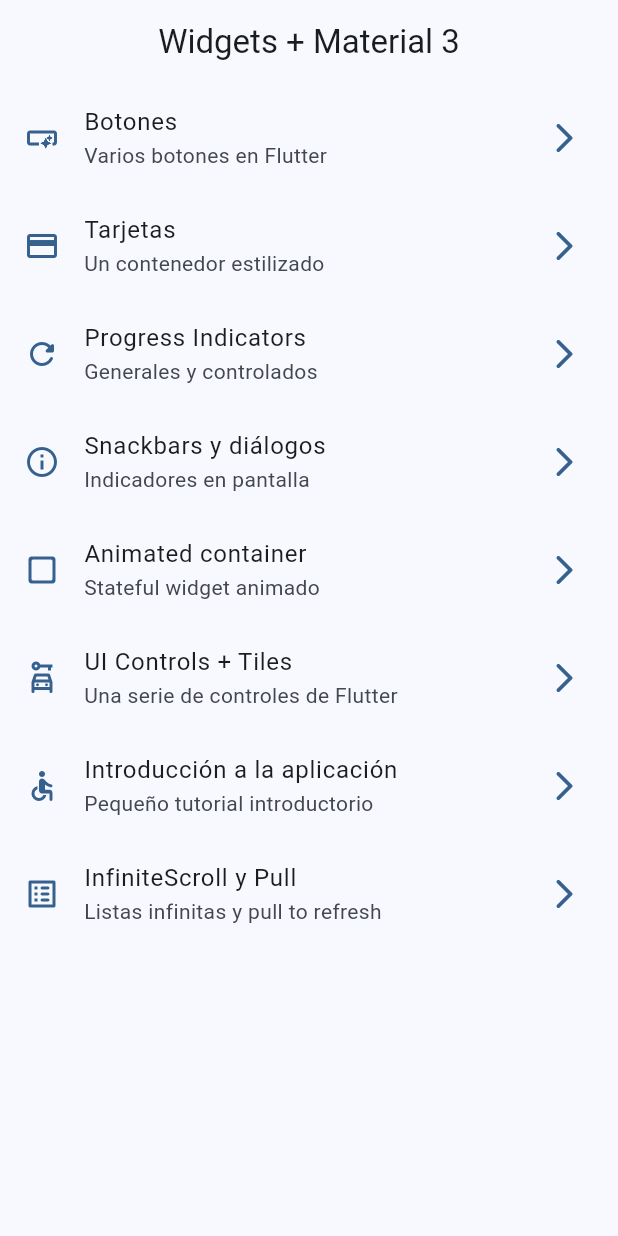
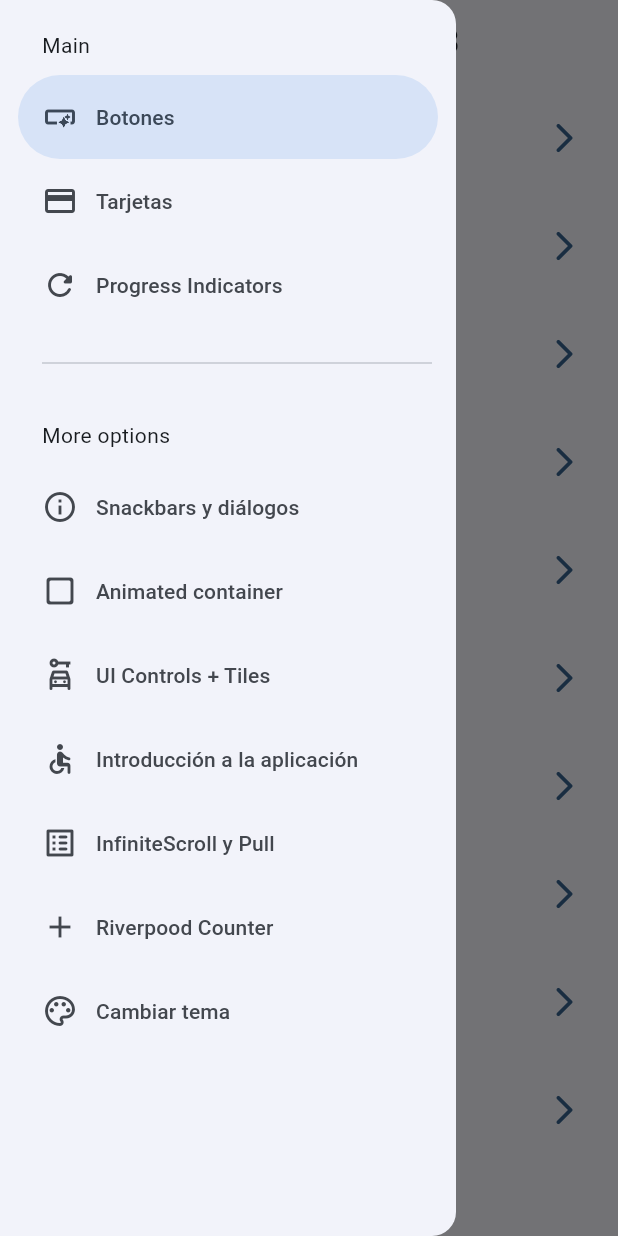
Before and after one commit to JovacDev/widgets_app, a Flutter app: the screen it shows after launch, with the side drawer open (before the commit the screen has no drawer), on a phone screen of 412 x 824 dp. Run offline on Flutter 3.47's test engine with Material 2 defaults, Android fonts, the phone set to English and light mode, and no system bars; our stand-ins replace animate_do, flutter_riverpod, go_router.

Commit message:
before state notifier

```diff
--- a/lib/config/menu/menu_items.dart
+++ b/lib/config/menu/menu_items.dart
@@ -54,4 +54,14 @@ const appMenuItems = <MenuItem>[
       subTitle: 'Listas infinitas y pull to refresh',
       link: '/infinite',
       icon: Icons.list_alt_rounded),
+  MenuItem(
+      title: 'Riverpood Counter',
+      subTitle: 'Introducción a riverpood',
+      link: '/counter-river',
+      icon: Icons.add),
+  MenuItem(
+      title: 'Cambiar tema',
+      subTitle: 'Cambiar tema de la aplicación',
+      link: '/theme-changer',
+      icon: Icons.color_lens_outlined),
 ];
--- a/lib/config/router/app_router.dart
+++ b/lib/config/router/app_router.dart
@@ -1,4 +1,5 @@
 import 'package:go_router/go_router.dart';
+import 'package:widgets_app/presentation/screens/counter/counter_screen.dart';
 import 'package:widgets_app/presentation/screens/screens.dart';
 
 // GoRouter configuration
@@ -50,5 +51,15 @@ final appRouter = GoRouter(
       name: InfiniteScrollScreen.name,
       builder: (context, state) => const InfiniteScrollScreen(),
     ),
+    GoRoute(
+      path: '/counter-river',
+      name: CounterScreen.name,
+      builder: (context, state) => const CounterScreen(),
+    ),
+    GoRoute(
+      path: '/theme-changer',
+      name: ThemeChangerScreen.name,
+      builder: (context, state) => const ThemeChangerScreen(),
+    ),
   ],
 );
--- a/lib/config/theme/app_theme.dart
+++ b/lib/config/theme/app_theme.dart
@@ -14,14 +14,16 @@ const colorList = <Color>[
 
 class AppTheme {
   final int selectedColor;
+  final bool isDarkMode;
 
-  AppTheme({this.selectedColor = 0})
+  AppTheme({this.selectedColor = 0, this.isDarkMode = false})
       : assert(selectedColor >= 0, 'Selected color must be greater then 0'),
         assert(selectedColor < colorList.length,
             'Selected color must be less or equal than ${colorList.length - 1}');
 
   ThemeData getTheme() => ThemeData(
       useMaterial3: true,
+      brightness: isDarkMode ? Brightness.dark : Brightness.light,
       colorSchemeSeed: colorList[selectedColor],
       appBarTheme: const AppBarTheme(centerTitle: true));
 }
--- a/lib/main.dart
+++ b/lib/main.dart
@@ -1,20 +1,25 @@
 import 'package:flutter/material.dart';
+import 'package:flutter_riverpod/flutter_riverpod.dart';
 import 'package:widgets_app/config/router/app_router.dart';
 import 'package:widgets_app/config/theme/app_theme.dart';
+import 'package:widgets_app/presentation/providers/theme_provider.dart';
 
 void main() {
-  runApp(const MainApp());
+  runApp(const ProviderScope(child: MainApp()));
 }
 
-class MainApp extends StatelessWidget {
+class MainApp extends ConsumerWidget {
   const MainApp({super.key});
 
   @override
-  Widget build(BuildContext context) {
+  Widget build(BuildContext context, WidgetRef ref) {
+    final isDarkMode = ref.watch(isDarkModeProvider);
+    final selectedColor = ref.watch(selectedColorProvider);
     return MaterialApp.router(
       routerConfig: appRouter,
       debugShowCheckedModeBanner: false,
-      theme: AppTheme(selectedColor: 0).getTheme(),
+      theme: AppTheme(selectedColor: selectedColor, isDarkMode: isDarkMode)
+          .getTheme(),
     );
   }
 }
--- /dev/null
+++ b/lib/presentation/providers/counter_provider.dart
@@ -0,0 +1,3 @@
+import 'package:flutter_riverpod/flutter_riverpod.dart';
+
+final counterProvider = StateProvider((ref) => 5);
--- /dev/null
+++ b/lib/presentation/providers/theme_provider.dart
@@ -0,0 +1,9 @@
+import 'package:flutter_riverpod/flutter_riverpod.dart';
+import 'package:widgets_app/config/theme/app_theme.dart';
+
+final isDarkModeProvider = StateProvider((ref) => false);
+
+// Listado de colores inmutable
+final colorListProvider = Provider((ref) => colorList);
+
+final selectedColorProvider = StateProvider((ref) => 0);
--- a/lib/presentation/screens/buttons/buttons_screen.dart
+++ b/lib/presentation/screens/buttons/buttons_screen.dart
@@ -61,7 +61,7 @@ class _ButtonsView extends StatelessWidget {
                 onPressed: () {},
                 icon: const Icon(Icons.account_balance_outlined),
                 label: const Text('Text Icon')),
-            CustomButton(),
+            const CustomButton(),
             IconButton(
                 onPressed: () {},
                 icon: const Icon(Icons.app_registration_outlined)),
@@ -92,7 +92,7 @@ class CustomButton extends StatelessWidget {
         color: colors.primary,
         child: InkWell(
           onTap: () {},
-          child: Padding(
+          child: const Padding(
               padding: EdgeInsets.symmetric(horizontal: 20, vertical: 10),
               child: Text(
                 'Hola Mundo',
--- a/lib/presentation/screens/home/home_screen.dart
+++ b/lib/presentation/screens/home/home_screen.dart
@@ -1,6 +1,7 @@
 import 'package:flutter/material.dart';
 import 'package:go_router/go_router.dart';
 import 'package:widgets_app/config/menu/menu_items.dart';
+import 'package:widgets_app/presentation/widgets/side_menu.dart';
 
 class HomeScreen extends StatelessWidget {
   const HomeScreen({super.key});
@@ -9,12 +10,17 @@ class HomeScreen extends StatelessWidget {
 
   @override
   Widget build(BuildContext context) {
+    final scaffoldKey = GlobalKey<ScaffoldState>();
+
     return Scaffold(
-      appBar: AppBar(
-        title: const Text('Widgets + Material 3'),
-      ),
-      body: const _HomeView(),
-    );
+        key: scaffoldKey,
+        appBar: AppBar(
+          title: const Text('Widgets + Material 3'),
+        ),
+        body: const _HomeView(),
+        drawer: SideMenu(
+          scaffoldKey: scaffoldKey,
+        ));
   }
 }
 
--- a/lib/presentation/screens/screens.dart
+++ b/lib/presentation/screens/screens.dart
@@ -1,3 +1,5 @@
+export 'package:widgets_app/presentation/screens/theme_changer/theme_changer_screen.dart';
+export 'package:widgets_app/presentation/screens/counter/counter_screen.dart';
 export 'package:widgets_app/presentation/screens/animated/animated_screen.dart';
 export 'package:widgets_app/presentation/screens/app_tutorial/app_tutorial_screen.dart';
 export 'package:widgets_app/presentation/screens/buttons/buttons_screen.dart';
--- /dev/null
+++ b/lib/presentation/widgets/side_menu.dart
@@ -0,0 +1,51 @@
+import 'package:flutter/material.dart';
+import 'package:go_router/go_router.dart';
+import 'package:widgets_app/config/menu/menu_items.dart';
+
+class SideMenu extends StatefulWidget {
+  const SideMenu({super.key, required this.scaffoldKey});
+
+  final GlobalKey<ScaffoldState> scaffoldKey;
+
+  @override
+  State<SideMenu> createState() => _SideMenuState();
+}
+
+class _SideMenuState extends State<SideMenu> {
+  int navDrawerIndex = 0;
+  @override
+  Widget build(BuildContext context) {
+    final hasNotch = MediaQuery.of(context).viewPadding.top > 35;
+
+    return NavigationDrawer(
+      selectedIndex: navDrawerIndex,
+      onDestinationSelected: (value) {
+        setState(() {
+          navDrawerIndex = value;
+        });
+
+        final menuItem = appMenuItems[value];
+        context.push(menuItem.link);
+        widget.scaffoldKey.currentState?.closeDrawer();
+      },
+      children: [
+        Padding(
+          padding: EdgeInsets.fromLTRB(28, hasNotch ? 0 : 20, 16, 10),
+          child: const Text('Main'),
+        ),
+        ...appMenuItems.sublist(0, 3).map((e) => NavigationDrawerDestination(
+            icon: Icon(e.icon), label: Text(e.title))),
+        const Padding(
+          padding: EdgeInsets.fromLTRB(28, 16, 16, 10),
+          child: Divider(),
+        ),
+        Padding(
+          padding: EdgeInsets.fromLTRB(28, hasNotch ? 0 : 20, 16, 10),
+          child: const Text('More options'),
+        ),
+        ...appMenuItems.sublist(3).map((e) => NavigationDrawerDestination(
+            icon: Icon(e.icon), label: Text(e.title))),
+      ],
+    );
+  }
+}
--- a/pubspec.yaml
+++ b/pubspec.yaml
@@ -10,6 +10,7 @@ dependencies:
   animate_do: ^3.0.2
   flutter:
     sdk: flutter
+  flutter_riverpod: ^2.3.6
   go_router: ^10.0.0
 
 dev_dependencies:
```
Also changed, not shown: lib/presentation/screens/counter/counter_screen.dart (added, +30 -0 lines), lib/presentation/screens/theme_changer/theme_changer_screen.dart (added, +59 -0 lines), pubspec.lock.
